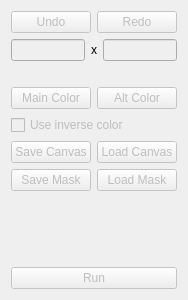
The window that forms/sidebar.ui (kuzmoyev/DZO) describes before a commit, drawn with Qt 5.
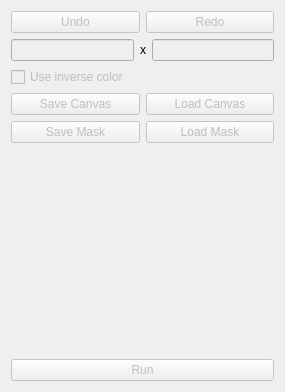
The same window after the commit.

Commit message: Improve color buttons look

Patch:
```diff
--- a/forms/sidebar.ui
+++ b/forms/sidebar.ui
@@ -6,16 +6,22 @@
    <rect>
     <x>0</x>
     <y>0</y>
-    <width>183</width>
-    <height>300</height>
+    <width>285</width>
+    <height>392</height>
    </rect>
   </property>
   <property name="sizePolicy">
-   <sizepolicy hsizetype="Fixed" vsizetype="Minimum">
+   <sizepolicy hsizetype="Minimum" vsizetype="Minimum">
     <horstretch>0</horstretch>
     <verstretch>0</verstretch>
    </sizepolicy>
   </property>
+  <property name="maximumSize">
+   <size>
+    <width>285</width>
+    <height>16777215</height>
+   </size>
+  </property>
   <property name="windowTitle">
    <string>Form</string>
   </property>
@@ -93,52 +99,7 @@
       </layout>
      </item>
      <item>
-      <layout class="QHBoxLayout" name="horizontalLayout_6">
-       <item>
-        <widget class="QLabel" name="mainColorLabel">
-         <property name="minimumSize">
-          <size>
-           <width>0</width>
-           <height>0</height>
-          </size>
-         </property>
-         <property name="text">
-          <string/>
-         </property>
-        </widget>
-       </item>
-       <item>
-        <widget class="QLabel" name="altColorLabel">
-         <property name="text">
-          <string/>
-         </property>
-        </widget>
-       </item>
-      </layout>
-     </item>
-     <item>
-      <layout class="QHBoxLayout" name="horizontalLayout_5">
-       <item>
-        <widget class="QPushButton" name="mainColorBtn">
-         <property name="enabled">
-          <bool>false</bool>
-         </property>
-         <property name="text">
-          <string>Main Color</string>
-         </property>
-        </widget>
-       </item>
-       <item>
-        <widget class="QPushButton" name="altColorBtn">
-         <property name="enabled">
-          <bool>false</bool>
-         </property>
-         <property name="text">
-          <string>Alt Color</string>
-         </property>
-        </widget>
-       </item>
-      </layout>
+      <layout class="QHBoxLayout" name="colorBtnLayout"/>
      </item>
      <item>
       <widget class="QCheckBox" name="invertColorCBox">
```
The commit also changes 5 other files.
